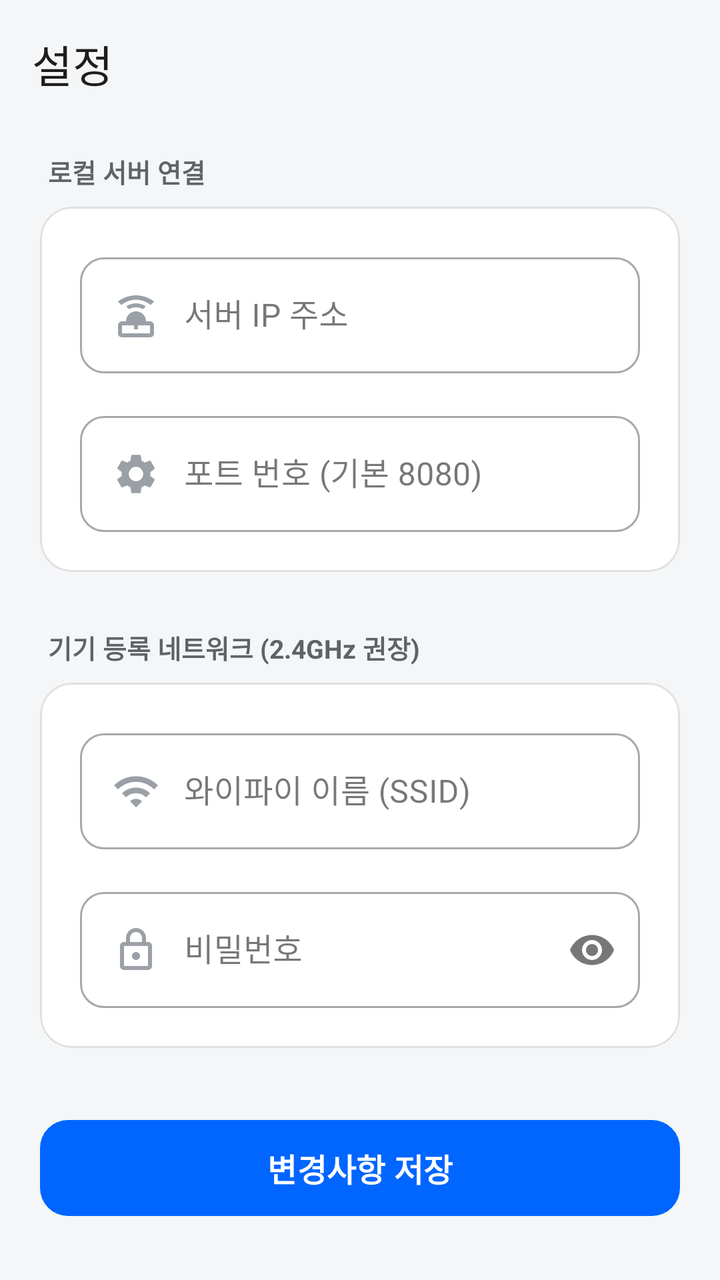
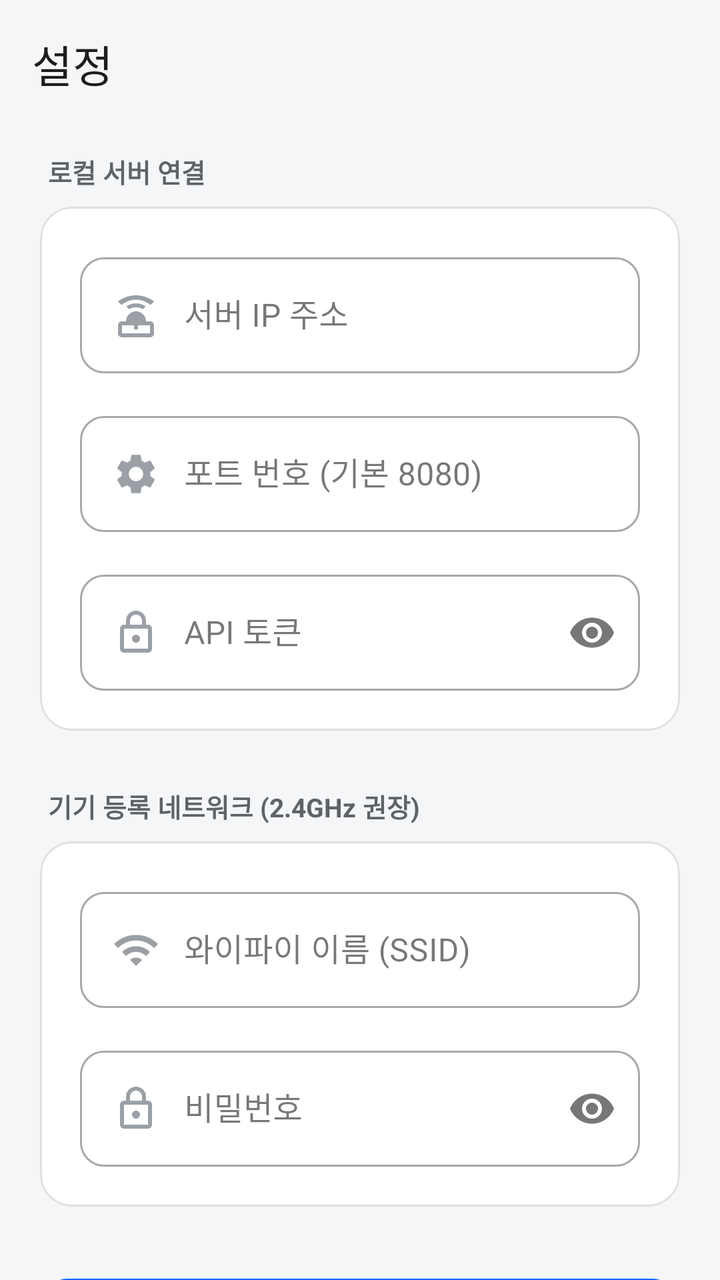

Compare the two renders of this Android layout. The source of the first and the diff that turns it into the second are given below.
<!-- AndroidManifest.xml: application theme Theme.HomeAssistantApp -->
<!-- res/layout/fragment_settings.xml -->
<?xml version="1.0" encoding="utf-8"?>
<androidx.coordinatorlayout.widget.CoordinatorLayout
    xmlns:android="http://schemas.android.com/apk/res/android"
    xmlns:app="http://schemas.android.com/apk/res-auto"
    android:layout_width="match_parent"
    android:layout_height="match_parent"
    android:background="#F4F6F8"> 

    
    <com.google.android.material.appbar.AppBarLayout
        android:layout_width="match_parent"
        android:layout_height="wrap_content"
        android:background="@android:color/transparent"
        app:elevation="0dp">

        <androidx.appcompat.widget.Toolbar
            android:layout_width="match_parent"
            android:layout_height="?attr/actionBarSize"
            app:title="설정"
            app:titleTextColor="#1D1D1D" />
    </com.google.android.material.appbar.AppBarLayout>

    <androidx.core.widget.NestedScrollView
        android:layout_width="match_parent"
        android:layout_height="match_parent"
        app:layout_behavior="@string/appbar_scrolling_view_behavior">

        <LinearLayout
            android:layout_width="match_parent"
            android:layout_height="wrap_content"
            android:orientation="vertical"
            android:paddingHorizontal="20dp"
            android:paddingTop="12dp"
            android:paddingBottom="40dp">

            
            <TextView
                android:layout_width="wrap_content"
                android:layout_height="wrap_content"
                android:text="로컬 서버 연결"
                android:textColor="#5F6368"
                android:textSize="13sp"
                android:textStyle="bold"
                android:layout_marginStart="4dp"
                android:layout_marginBottom="8dp"/>

            <com.google.android.material.card.MaterialCardView
                android:layout_width="match_parent"
                android:layout_height="wrap_content"
                app:cardCornerRadius="16dp"
                app:cardElevation="0dp"
                app:strokeWidth="1dp"
                app:strokeColor="#E0E0E0"
                android:layout_marginBottom="28dp">

                <LinearLayout
                    android:layout_width="match_parent"
                    android:layout_height="wrap_content"
                    android:orientation="vertical"
                    android:background="#FFFFFF"
                    android:padding="20dp">

                    <com.google.android.material.textfield.TextInputLayout
                        style="@style/Widget.MaterialComponents.TextInputLayout.OutlinedBox"
                        android:layout_width="match_parent"
                        android:layout_height="wrap_content"
                        android:hint="서버 IP 주소"

                        app:boxCornerRadiusTopStart="12dp"
                        app:boxCornerRadiusTopEnd="12dp"
                        app:boxCornerRadiusBottomStart="12dp"
                        app:boxCornerRadiusBottomEnd="12dp">

                        <com.google.android.material.textfield.TextInputEditText
                            android:id="@+id/etServerIp"
                            android:layout_width="match_parent"
                            android:layout_height="wrap_content"
                            android:inputType="textUri"
                            android:maxLines="1"

                            android:drawableStart="@drawable/ic_router"
                            android:drawablePadding="12dp"
                            android:drawableTint="#9AA0A6"/>
                    </com.google.android.material.textfield.TextInputLayout>

                    <com.google.android.material.textfield.TextInputLayout
                        style="@style/Widget.MaterialComponents.TextInputLayout.OutlinedBox"
                        android:layout_width="match_parent"
                        android:layout_height="wrap_content"
                        android:layout_marginTop="16dp"
                        android:hint="포트 번호 (기본 8080)"
                        app:boxCornerRadiusTopStart="12dp"
                        app:boxCornerRadiusTopEnd="12dp"
                        app:boxCornerRadiusBottomStart="12dp"
                        app:boxCornerRadiusBottomEnd="12dp">

                        <com.google.android.material.textfield.TextInputEditText
                            android:id="@+id/etServerPort"
                            android:layout_width="match_parent"
                            android:layout_height="wrap_content"
                            android:inputType="number"
                            android:maxLength="5"
                            android:maxLines="1"
                            android:drawableStart="@drawable/ic_settings"
                            android:drawablePadding="12dp"
                            android:drawableTint="#9AA0A6"/>
                    </com.google.android.material.textfield.TextInputLayout>
                </LinearLayout>
            </com.google.android.material.card.MaterialCardView>

            
            <TextView
                android:layout_width="wrap_content"
                android:layout_height="wrap_content"
                android:text="기기 등록 네트워크 (2.4GHz 권장)"
                android:textColor="#5F6368"
                android:textSize="13sp"
                android:textStyle="bold"
                android:layout_marginStart="4dp"
                android:layout_marginBottom="8dp"/>

            <com.google.android.material.card.MaterialCardView
                android:layout_width="match_parent"
                android:layout_height="wrap_content"
                app:cardCornerRadius="16dp"
                app:cardElevation="0dp"
                app:strokeWidth="1dp"
                app:strokeColor="#E0E0E0"
                android:layout_marginBottom="32dp">

                <LinearLayout
                    android:layout_width="match_parent"
                    android:layout_height="wrap_content"
                    android:orientation="vertical"
                    android:background="#FFFFFF"
                    android:padding="20dp">

                    <com.google.android.material.textfield.TextInputLayout
                        style="@style/Widget.MaterialComponents.TextInputLayout.OutlinedBox"
                        android:layout_width="match_parent"
                        android:layout_height="wrap_content"
                        android:hint="와이파이 이름 (SSID)"
                        app:boxCornerRadiusTopStart="12dp"
                        app:boxCornerRadiusTopEnd="12dp"
                        app:boxCornerRadiusBottomStart="12dp"
                        app:boxCornerRadiusBottomEnd="12dp">

                        <com.google.android.material.textfield.TextInputEditText
                            android:id="@+id/etWifiSsid"
                            android:layout_width="match_parent"
                            android:layout_height="wrap_content"
                            android:inputType="text"
                            android:maxLines="1"
                            android:drawableStart="@drawable/ic_wifi"
                            android:drawablePadding="12dp"
                            android:drawableTint="#9AA0A6"/>
                    </com.google.android.material.textfield.TextInputLayout>

                    <com.google.android.material.textfield.TextInputLayout
                        style="@style/Widget.MaterialComponents.TextInputLayout.OutlinedBox"
                        android:layout_width="match_parent"
                        android:layout_height="wrap_content"
                        android:layout_marginTop="16dp"
                        android:hint="비밀번호"
                        app:endIconMode="password_toggle"
                        app:boxCornerRadiusTopStart="12dp"
                        app:boxCornerRadiusTopEnd="12dp"
                        app:boxCornerRadiusBottomStart="12dp"
                        app:boxCornerRadiusBottomEnd="12dp">

                        <com.google.android.material.textfield.TextInputEditText
                            android:id="@+id/etWifiPassword"
                            android:layout_width="match_parent"
                            android:layout_height="wrap_content"
                            android:inputType="textPassword"
                            android:maxLines="1"
                            android:drawableStart="@drawable/ic_lock"
                            android:drawablePadding="12dp"
                            android:drawableTint="#9AA0A6"/>
                    </com.google.android.material.textfield.TextInputLayout>
                </LinearLayout>
            </com.google.android.material.card.MaterialCardView>

            
            <com.google.android.material.button.MaterialButton
                android:id="@+id/btnSaveSettings"
                android:layout_width="match_parent"
                android:layout_height="56dp"
                android:text="변경사항 저장"
                android:textSize="16sp"
                android:textStyle="bold"
                app:cornerRadius="14dp"
                app:backgroundTint="#0066FF" /> 

        </LinearLayout>
    </androidx.core.widget.NestedScrollView>
</androidx.coordinatorlayout.widget.CoordinatorLayout>
<!-- resources referenced by this layout -->
<resources>
  <!-- drawable ic_lock (drawable) -->
  <vector xmlns:android="http://schemas.android.com/apk/res/android"
      android:width="24dp"
      android:height="24dp"
      android:tint="#000000"
      android:viewportWidth="24"
      android:viewportHeight="24">
      <path
          android:fillColor="@android:color/white"
          android:pathData="M18,8h-1V6c0,-2.76 -2.24,-5 -5,-5S7,3.24 7,6v2H6c-1.1,0 -2,0.9 -2,2v10c0,1.1 0.9,2 2,2h12c1.1,0 2,-0.9 2,-2V10C20,8.9 19.1,8 18,8zM9,6c0,-1.66 1.34,-3 3,-3s3,1.34 3,3v2H9V6zm9,14H6V10h12V20zm-6,-3c1.1,0 2,-0.9 2,-2s-0.9,-2 -2,-2s-2,0.9 -2,2S10.9,17 12,17z"/>
  </vector>
  <!-- drawable ic_router (drawable) -->
  <vector xmlns:android="http://schemas.android.com/apk/res/android"
      android:width="24dp"
      android:height="24dp"
      android:tint="#000000"
      android:viewportWidth="24"
      android:viewportHeight="24">
      <path
          android:fillColor="@android:color/white"
          android:pathData="M19,15h-2c0,-2.76 -2.24,-5 -5,-5c-2.76,0 -5,2.24 -5,5H5c-1.1,0 -2,0.9 -2,2v4c0,1.1 0.9,2 2,2h14c1.1,0 2,-0.9 2,-2v-4C21,15.9 20.1,15 19,15zM19,21H5v-4h14V21zM11,17h2v2h-2V17zM12,2C8.61,2 5.5,3.15 2.97,5.08L4.69,6.8C6.73,5.19 9.24,4.2 12,4.2s5.27,0.99 7.31,2.6l1.72,-1.72C18.5,3.15 15.39,2 12,2zM12,6c-1.82,0 -3.49,0.56 -4.89,1.51L8.53,8.93C9.53,8.34 10.72,8 12,8s2.47,0.34 3.47,0.93l1.42,-1.42C15.49,6.56 13.82,6 12,6z"/>
  </vector>
  <!-- drawable ic_settings (drawable) -->
  <vector xmlns:android="http://schemas.android.com/apk/res/android"
      android:width="24dp"
      android:height="24dp"
      android:tint="#000000"
      android:viewportWidth="24"
      android:viewportHeight="24">
      <path
          android:fillColor="@android:color/white"
          android:pathData="M19.14,12.94c0.04,-0.3 0.06,-0.61 0.06,-0.94c0,-0.32 -0.02,-0.64 -0.06,-0.94l2.03,-1.58c0.18,-0.14 0.23,-0.41 0.12,-0.61l-1.92,-3.32c-0.12,-0.22 -0.37,-0.29 -0.59,-0.22l-2.39,0.96c-0.5,-0.38 -1.03,-0.7 -1.62,-0.94L14.4,2.81c-0.04,-0.24 -0.24,-0.41 -0.48,-0.41h-3.84c-0.24,0 -0.43,0.17 -0.47,0.41L9.25,5.35C8.66,5.59 8.12,5.92 7.63,6.29L5.24,5.33c-0.22,-0.08 -0.47,0 -0.59,0.22L2.73,8.87C2.62,9.08 2.66,9.34 2.86,9.48l2.03,1.58C4.84,11.36 4.8,11.69 4.8,12s0.02,0.64 0.06,0.94l-2.03,1.58c-0.18,0.14 -0.23,0.41 -0.12,0.61l1.92,3.32c0.12,0.22 0.37,0.29 0.59,0.22l2.39,-0.96c0.5,0.38 1.03,0.7 1.62,0.94l0.36,2.54c0.05,0.24 0.24,0.41 0.48,0.41h3.84c0.24,0 0.43,-0.17 0.47,-0.41l0.36,-2.54c0.59,-0.24 1.13,-0.56 1.62,-0.94l2.39,0.96c0.22,0.08 0.47,0 0.59,-0.22l1.92,-3.32c0.12,-0.22 0.07,-0.49 -0.12,-0.61L19.14,12.94zM12,15.6c-1.98,0 -3.6,-1.62 -3.6,-3.6s1.62,-3.6 3.6,-3.6s3.6,1.62 3.6,3.6S13.98,15.6 12,15.6z"/>
  </vector>
  <!-- drawable ic_wifi (drawable) -->
  <vector xmlns:android="http://schemas.android.com/apk/res/android"
      android:width="24dp"
      android:height="24dp"
      android:tint="#000000"
      android:viewportWidth="24"
      android:viewportHeight="24">
      <path
          android:fillColor="@android:color/white"
          android:pathData="M1,9l2,2c5,-5 13,-5 18,0l2,-2C16.93,2.93 7.08,2.93 1,9zm8,8l3,3l3,-3c-1.65,-1.66 -4.34,-1.66 -6,0zm-4,-4l2,2c2.76,-2.76 7.24,-2.76 10,0l2,-2C15.14,9.14 8.87,9.14 5,13z"/>
  </vector>
  <style name="Theme.HomeAssistantApp" parent="Base.Theme.HomeAssistantApp" />
  <style name="Base.Theme.HomeAssistantApp" parent="Theme.Material3.DayNight.NoActionBar">
          
          
      </style>
</resources>

<!-- the commit's change to res/layout/fragment_settings.xml (unified diff, before → after) -->
@@ -102,6 +102,32 @@
                             android:maxLength="5"
                             android:maxLines="1"
                             android:drawableStart="@drawable/ic_settings"
+                            android:drawablePadding="12dp"
+                            android:drawableTint="#9AA0A6"/>
+                    </com.google.android.material.textfield.TextInputLayout>
+
+                    
+                    <com.google.android.material.textfield.TextInputLayout
+                        android:id="@+id/tilApiToken"
+                        style="@style/Widget.MaterialComponents.TextInputLayout.OutlinedBox"
+                        android:layout_width="match_parent"
+                        android:layout_height="wrap_content"
+                        android:layout_marginTop="16dp"
+                        android:hint="API 토큰"
+                        app:endIconMode="password_toggle"
+                        app:boxCornerRadiusTopStart="12dp"
+                        app:boxCornerRadiusTopEnd="12dp"
+                        app:boxCornerRadiusBottomStart="12dp"
+                        app:boxCornerRadiusBottomEnd="12dp">
+
+                        <com.google.android.material.textfield.TextInputEditText
+                            android:id="@+id/etApiToken"
+                            android:layout_width="match_parent"
+                            android:layout_height="wrap_content"
+                            android:inputType="textPassword"
+                            android:importantForAutofill="no"
+                            android:maxLines="1"
+                            android:drawableStart="@drawable/ic_lock"
                             android:drawablePadding="12dp"
                             android:drawableTint="#9AA0A6"/>
                     </com.google.android.material.textfield.TextInputLayout>
